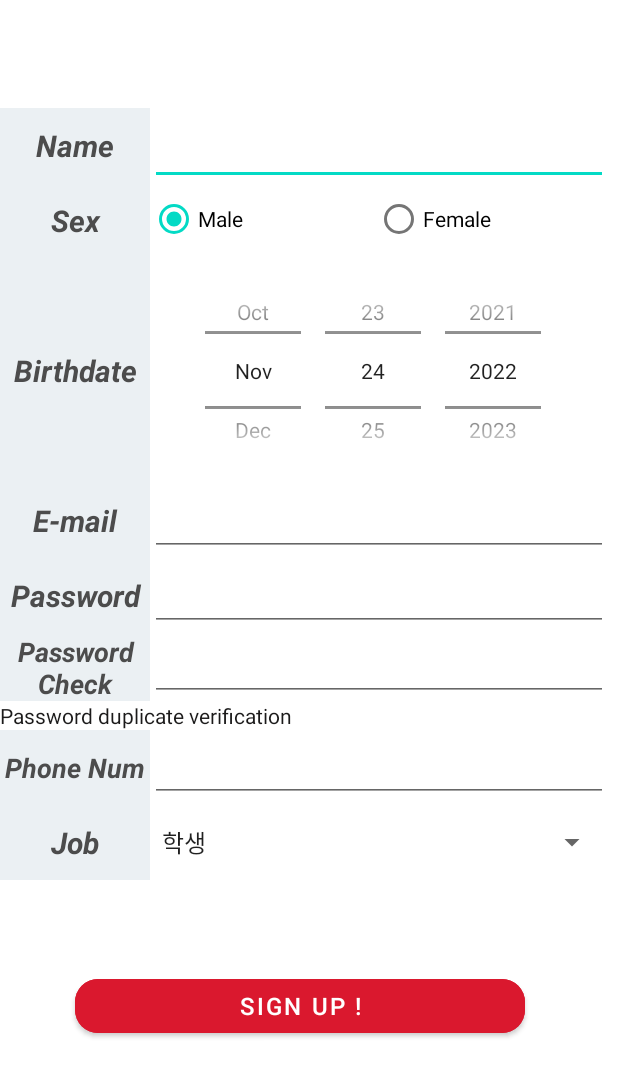
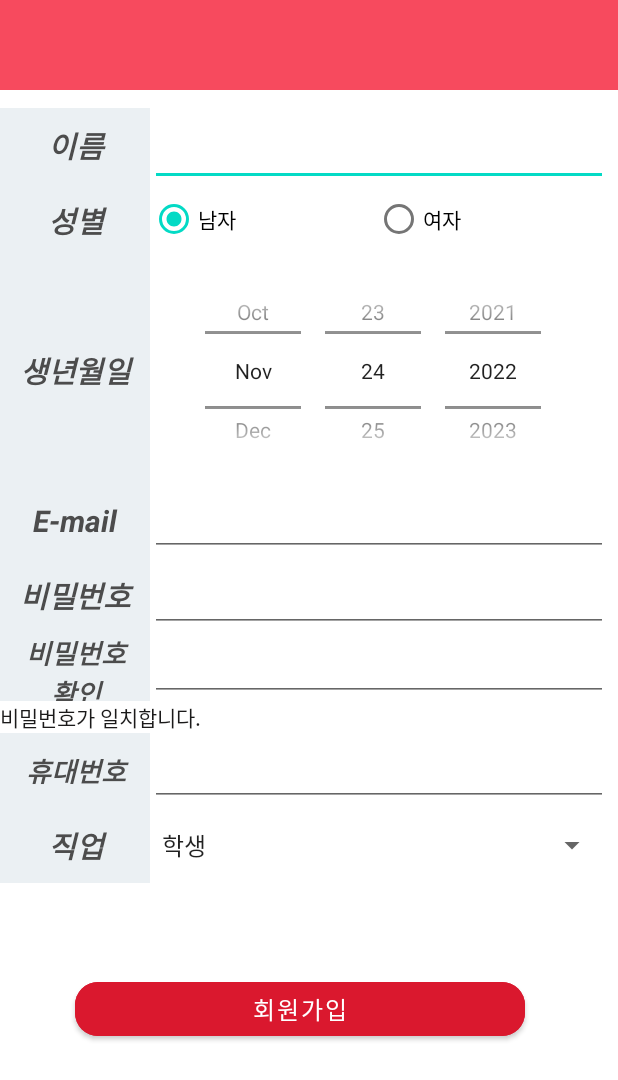
Before and after one commit to 0213sua/Catchop, an Android app: the SignUp screen opened directly, with no data from a screen before it, on a phone screen of 412 x 824 dp. Shown: the top 1080 px of the screen. Run offline under Robolectric (Android 15) with nearby library versions, the light colour scheme and no system bars; our stand-ins replace Firebase (no records; nobody signed in at launch, a user with empty details on screens opened directly).

Commit message:
change background color

```diff
--- a/app/src/main/java/com/example/mp_teamproject/MySurvey.kt
+++ b/app/src/main/java/com/example/mp_teamproject/MySurvey.kt
@@ -18,7 +18,7 @@ import com.google.android.gms.tasks.OnSuccessListener
 import com.google.firebase.auth.FirebaseAuth
 import com.google.firebase.database.*
 import kotlinx.android.synthetic.main.activity_survey_list_test.*
-import kotlinx.android.synthetic.main.survey_post.view.*
+import kotlinx.android.synthetic.main.item_main.view.*
 import java.time.LocalDate
 import java.time.format.DateTimeFormatter
 
@@ -160,7 +160,7 @@ class MySurvey : AppCompatActivity() {
         //설문지 기간 텍스트 뷰
         val dateText : TextView = itemView.dateText
         // 북마크 이미지뷰
-        val bookmarkView : ImageView = itemView.bookmarkView
+        //val bookmarkView : ImageView = itemView.bookmarkView
     }
     //    override fun onAttach(context: Context) {
 //        super.onAttach(context)
@@ -170,7 +170,7 @@ class MySurvey : AppCompatActivity() {
         // RecyclerView 에서 각 Row(행)에서 그릴 ViewHolder 를 생성할때 불리는 메소드
         override fun onCreateViewHolder(parent: ViewGroup, viewType: Int): MyViewHodler {
             return MyViewHodler(
-                LayoutInflater.from(this@MySurvey).inflate(R.layout.survey_post,
+                LayoutInflater.from(this@MySurvey).inflate(R.layout.item_main,
                 parent, false))
         }
 
--- a/app/src/main/res/layout/activity_sign_up.xml
+++ b/app/src/main/res/layout/activity_sign_up.xml
@@ -5,6 +5,16 @@
     android:layout_width="match_parent"
     android:layout_height="match_parent"
     tools:context=".SignUp">
+    <LinearLayout
+        android:id="@+id/upperBar1"
+        android:layout_width="match_parent"
+        android:layout_height="60dp"
+        android:background="#F74A5E"
+        android:orientation="horizontal"
+        app:layout_constraintEnd_toEndOf="parent"
+        app:layout_constraintHorizontal_bias="0.0"
+        app:layout_constraintStart_toStartOf="parent"
+        app:layout_constraintTop_toTopOf="parent" />
 
 
     <LinearLayout
@@ -28,7 +38,7 @@
                 android:layout_height="50dp"
                 android:background="#EBF0F3"
                 android:gravity="center"
-                android:text="Name"
+                android:text="이름"
                 android:textColor="#4C4C4C"
                 android:textSize="20sp"
                 android:textStyle="bold|italic" />
@@ -55,7 +65,7 @@
                 android:layout_height="50dp"
                 android:background="#EBF0F3"
                 android:gravity="center"
-                android:text="Sex"
+                android:text="성별"
                 android:textColor="#4C4C4C"
                 android:textSize="20sp"
                 android:textStyle="bold|italic" />
@@ -70,14 +80,14 @@
                     android:id="@+id/Sex_male"
                     android:layout_width="150dp"
                     android:layout_height="wrap_content"
-                    android:text="Male"
+                    android:text="남자"
                     android:checked="true"/>
 
                 <RadioButton
                     android:id="@+id/Sex_female"
                     android:layout_width="258dp"
                     android:layout_height="wrap_content"
-                    android:text="Female" />
+                    android:text="여자" />
             </RadioGroup>
 
 
@@ -94,7 +104,7 @@
                 android:layout_height="match_parent"
                 android:background="#EBF0F3"
                 android:gravity="center"
-                android:text="Birthdate"
+                android:text="생년월일"
                 android:textColor="#4C4C4C"
                 android:textSize="20sp"
                 android:textStyle="bold|italic" />
@@ -143,7 +153,7 @@
                 android:layout_height="50dp"
                 android:background="#EBF0F3"
                 android:gravity="center"
-                android:text="Password"
+                android:text="비밀번호"
                 android:textColor="#4C4C4C"
                 android:textSize="20sp"
                 android:textStyle="bold|italic" />
@@ -169,7 +179,8 @@
                 android:layout_height="match_parent"
                 android:background="#EBF0F3"
                 android:gravity="center"
-                android:text="Password Check"
+                android:text="비밀번호
+                확인"
                 android:textColor="#4C4C4C"
                 android:textSize="18sp"
                 android:textStyle="bold|italic" />
@@ -189,7 +200,7 @@
             android:layout_width="match_parent"
             android:layout_height="wrap_content"
             android:background="#FFFFFF"
-            android:text="Password duplicate verification "
+            android:text="비밀번호가 일치합니다. "
             android:textColor="#1B1A1A"
            />
 
@@ -205,7 +216,7 @@
                 android:layout_height="50dp"
                 android:background="#EBF0F3"
                 android:gravity="center"
-                android:text="Phone Num"
+                android:text="휴대번호"
                 android:textColor="#4C4C4C"
                 android:textSize="18sp"
                 android:textStyle="bold|italic" />
@@ -231,7 +242,7 @@
                 android:layout_height="50dp"
                 android:background="#EBF0F3"
                 android:gravity="center"
-                android:text="Job"
+                android:text="직업"
                 android:textColor="#4C4C4C"
                 android:textSize="20sp"
                 android:textStyle="bold|italic" />
@@ -258,7 +269,7 @@
         android:layout_marginStart="50dp"
         android:layout_marginTop="60dp"
         android:layout_marginEnd="50dp"
-        android:text="Sign up !"
+        android:text="회원가입"
         android:backgroundTint="#DA182E"
         android:textSize="16sp"
         style="@style/BtnStyle"
--- a/app/src/main/res/layout/activity_survey_list_test.xml
+++ b/app/src/main/res/layout/activity_survey_list_test.xml
@@ -11,7 +11,8 @@
         android:layout_width="409dp"
         android:layout_height="655dp"
         app:layout_constraintStart_toStartOf="parent"
-        app:layout_constraintTop_toTopOf="parent" />
+        app:layout_constraintTop_toTopOf="parent"
+        tools:listitem="@layout/item_main"/>
 
     <com.google.android.material.floatingactionbutton.FloatingActionButton
         android:id="@+id/floatingBtn"
--- a/app/src/main/res/layout/fragment_category.xml
+++ b/app/src/main/res/layout/fragment_category.xml
@@ -8,7 +8,7 @@
     android:layout_height="match_parent"
     android:orientation="vertical"
     android:layout_gravity="center"
-    android:background="#D5F1EFEF"
+    android:background="#FBFAF6"
     tools:context=".CategoryFragment">
 
     <LinearLayout
--- a/app/src/main/res/layout/fragment_home.xml
+++ b/app/src/main/res/layout/fragment_home.xml
@@ -6,7 +6,9 @@
     android:id="@+id/home_fragmentpage"
     android:layout_width="match_parent"
     android:layout_height="match_parent"
+    android:background="#FBFAF6"
     tools:context=".HomeFragment">
+
     <LinearLayout
         android:id="@+id/upperBar1"
         android:layout_width="match_parent"
@@ -14,8 +16,9 @@
         android:background="#F74A5E"
         android:orientation="horizontal"
         app:layout_constraintEnd_toEndOf="parent"
+        app:layout_constraintHorizontal_bias="0.0"
         app:layout_constraintStart_toStartOf="parent"
-        app:layout_constraintTop_toTopOf="parent"/>
+        app:layout_constraintTop_toTopOf="parent" />
 
     <LinearLayout
         android:id="@+id/linearLayout3"
--- a/app/src/main/res/layout/fragment_mypage.xml
+++ b/app/src/main/res/layout/fragment_mypage.xml
@@ -5,7 +5,7 @@
     android:layout_height="match_parent"
     xmlns:app="http://schemas.android.com/apk/res-auto"
     tools:context=".MypageFragment"
-    android:background="#D5F1EFEF">
+    android:background="#FBFAF6">
 
     <!-- TODO: Update blank fragment layout -->
     <LinearLayout
```
Also changed, not shown: app/src/main/java/com/example/mp_teamproject/SignUp.kt (+49 -49 lines).
